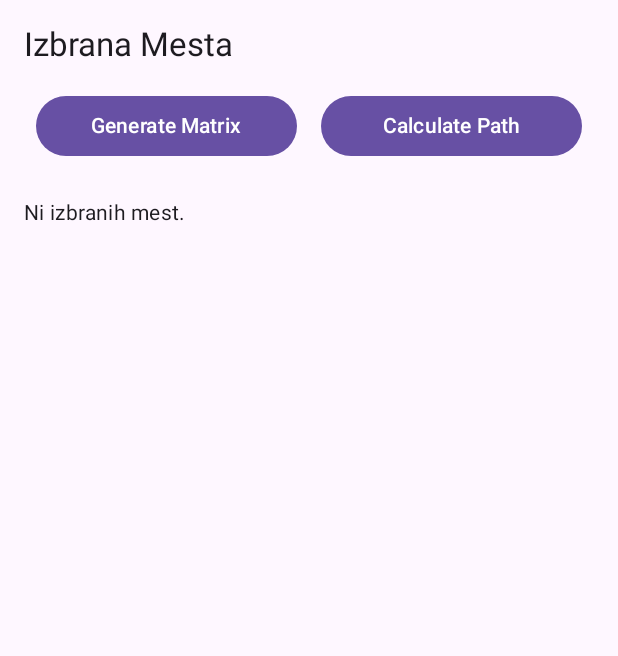
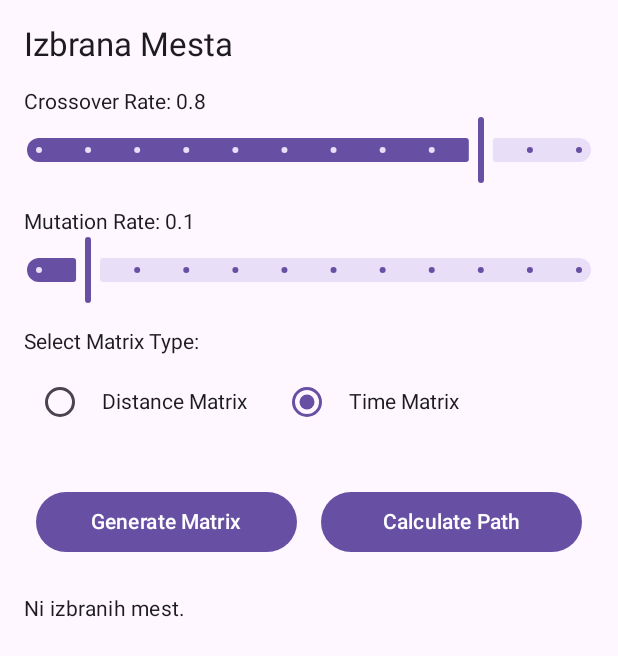
Before and after one commit to vankaler/PaketnikMobileApp, an Android app built with Jetpack Compose: the SelectedCitiesActivity screen opened directly, with no data from a screen before it, after a tap on "Calculate Path", on a phone screen of 412 x 824 dp. Shown: the top 656 px of the screen. Run offline under Robolectric (Android 15) with nearby library versions, the light colour scheme and no system bars; 1 statement that could not run was skipped.

Commit message:
final changes before presentation

```diff
--- a/app/build.gradle.kts
+++ b/app/build.gradle.kts
@@ -69,6 +69,7 @@ dependencies {
     implementation("org.mongodb:mongodb-driver-sync:5.1.0") {
         exclude(group = "org.mongodb", module = "bson-record-codec")
     }
+    implementation ("org.osmdroid:osmdroid-android:6.1.12") // Use the latest version
     implementation("androidx.compose.ui:ui-tooling-preview")
     implementation("androidx.appcompat:appcompat:1.7.0")
     implementation("com.google.android.material:material:1.12.0")
--- a/app/src/main/AndroidManifest.xml
+++ b/app/src/main/AndroidManifest.xml
@@ -12,6 +12,8 @@
     <uses-permission android:name="android.permission.WRITE_EXTERNAL_STORAGE" />
     <uses-permission android:name="android.permission.READ_EXTERNAL_STORAGE" />
     <uses-permission android:name="android.permission.POST_NOTIFICATIONS" />
+    <uses-permission android:name="android.permission.ACCESS_FINE_LOCATION" />
+    <uses-permission android:name="android.permission.ACCESS_COARSE_LOCATION" />
 
     <application
         android:networkSecurityConfig="@xml/network_security_config"
@@ -56,7 +58,7 @@
         <activity android:name=".RoomActivity" />
         <activity android:name=".CitySelectionActivity" />
         <activity android:name=".SelectedCitiesActivity" />
-
+        <activity android:name=".CityTourActivity" />
         <!-- Firebase Messaging Service -->
         <service
             android:name=".MyFirebaseMessagingService"
--- a/app/src/main/java/com/example/paketnikapp/SelectCitiesScreen.kt
+++ b/app/src/main/java/com/example/paketnikapp/SelectCitiesScreen.kt
@@ -7,26 +7,38 @@ import androidx.compose.foundation.layout.Spacer
 import androidx.compose.foundation.layout.fillMaxWidth
 import androidx.compose.foundation.layout.height
 import androidx.compose.foundation.layout.padding
+import androidx.compose.foundation.layout.width
 import androidx.compose.foundation.lazy.LazyColumn
 import androidx.compose.foundation.lazy.items
 import androidx.compose.material3.Button
 import androidx.compose.material3.Card
 import androidx.compose.material3.CardDefaults
 import androidx.compose.material3.MaterialTheme
+import androidx.compose.material3.RadioButton
+import androidx.compose.material3.Slider
 import androidx.compose.material3.Text
 import androidx.compose.runtime.Composable
+import androidx.compose.runtime.getValue
+import androidx.compose.runtime.mutableStateOf
+import androidx.compose.runtime.remember
+import androidx.compose.runtime.setValue
 import androidx.compose.ui.Alignment
 import androidx.compose.ui.Modifier
 import androidx.compose.ui.unit.dp
 import com.example.paketnikapp.model.City
+import kotlin.math.pow
 
 @Composable
 fun SelectedCitiesScreen(
     selectedCities: List<City>,
     count: String,
     onGenerateMatrix: () -> Unit,
-    onCalculatePath: () -> Unit
+    onCalculatePath: (Double, Double, String) -> Unit // Updated to accept parameters
 ) {
+    var cr by remember { mutableStateOf(0.8f) }
+    var pm by remember { mutableStateOf(0.1f) }
+    var selectedMatrix by remember { mutableStateOf("Time") }
+
     Column(modifier = Modifier.padding(16.dp)) {
 
         Row(
@@ -43,6 +55,56 @@ fun SelectedCitiesScreen(
 
         Spacer(modifier = Modifier.height(8.dp))
 
+        // GA Parameter Inputs
+        Column(modifier = Modifier.padding(vertical = 8.dp)) {
+            Text(text = "Crossover Rate: ${cr.roundTo(2)}")
+            Slider(
+                value = cr,
+                onValueChange = { cr = it },
+                valueRange = 0.0f..1.0f,
+                steps = 10,
+                modifier = Modifier.fillMaxWidth()
+            )
+
+            Spacer(modifier = Modifier.height(16.dp))
+
+            Text(text = "Mutation Rate: ${pm.roundTo(2)}")
+            Slider(
+                value = pm,
+                onValueChange = { pm = it },
+                valueRange = 0.0f..1.0f,
+                steps = 10,
+                modifier = Modifier.fillMaxWidth()
+            )
+
+            Spacer(modifier = Modifier.height(16.dp))
+
+            // Matrix Type Selection
+            Text(text = "Select Matrix Type:")
+            Row(
+                modifier = Modifier
+                    .fillMaxWidth()
+                    .padding(vertical = 8.dp),
+                horizontalArrangement = Arrangement.Start,
+                verticalAlignment = Alignment.CenterVertically
+            ) {
+                RadioButton(
+                    selected = selectedMatrix == "Distance",
+                    onClick = { selectedMatrix = "Distance" }
+                )
+                Spacer(modifier = Modifier.width(4.dp))
+                Text(text = "Distance Matrix")
+                Spacer(modifier = Modifier.width(16.dp))
+                RadioButton(
+                    selected = selectedMatrix == "Time",
+                    onClick = { selectedMatrix = "Time" }
+                )
+                Spacer(modifier = Modifier.width(4.dp))
+                Text(text = "Time Matrix")
+            }
+        }
+
+        Spacer(modifier = Modifier.height(8.dp))
 
         Row(
             modifier = Modifier
@@ -61,7 +123,9 @@ fun SelectedCitiesScreen(
             }
 
             Button(
-                onClick = onCalculatePath,
+                onClick = {
+                    onCalculatePath(cr.toDouble(), pm.toDouble(), selectedMatrix)
+                },
                 modifier = Modifier
                     .padding(horizontal = 8.dp)
                     .weight(1f)
@@ -86,7 +150,6 @@ fun SelectedCitiesScreen(
         }
     }
 }
-
 
 @Composable
 fun SelectedCityItem(city: City, count: String) {
@@ -117,3 +180,8 @@ fun SelectedCityItem(city: City, count: String) {
         }
     }
 }
+
+fun Float.roundTo(decimals: Int): Float {
+    val factor = 10.0.pow(decimals.toDouble()).toFloat()
+    return kotlin.math.round(this * factor) / factor
+}
--- a/app/src/main/java/com/example/paketnikapp/SelectedCitiesActivity.kt
+++ b/app/src/main/java/com/example/paketnikapp/SelectedCitiesActivity.kt
@@ -1,7 +1,9 @@
 package com.example.paketnikapp
 
+import android.content.Intent
 import android.os.Bundle
 import android.util.Log
+import android.widget.Toast
 import androidx.activity.ComponentActivity
 import androidx.activity.compose.setContent
 import androidx.activity.viewModels
@@ -18,9 +20,12 @@ import androidx.compose.ui.Modifier
 import com.example.paketnikapp.model.City
 import com.example.paketnikapp.tsp.GA
 import com.example.paketnikapp.tsp.TSP
-import com.example.paketnikapp.tsp.TSP.Tour
 import com.example.paketnikapp.viewmodel.CitySelectionViewModel
 import com.example.paketnikapp.viewmodel.CitySelectionViewModelFactory
+import kotlinx.coroutines.CoroutineScope
+import kotlinx.coroutines.Dispatchers
+import kotlinx.coroutines.launch
+import kotlinx.coroutines.withContext
 
 class SelectedCitiesActivity : ComponentActivity() {
 
@@ -57,7 +62,6 @@ class SelectedCitiesActivity : ComponentActivity() {
                         selectedCities = cityList,
                         count = cityList.size.toString(),
                         onGenerateMatrix = {
-                            // **Functionality Disabled - Matrix Already Generated**
 
                             /*
                             // **Matrix Generation Code - Disabled for Presentation**
@@ -96,35 +100,10 @@ class SelectedCitiesActivity : ComponentActivity() {
                             }
                             */
 
-                            // **Alternative Action for Presentation**
                             Log.d(TAG, "Generate Matrix button tapped. Functionality is disabled for presentation.")
                         },
-                        onCalculatePath = {
-
-                            var mappedCities = ArrayList<City>()
-
-                            var fileName: String = "distance_matrix.tsp"
-                            var tsp: TSP = TSP( this ,fileName, 10000)
-
-                            var ga: GA = GA(100, 0.8, 0.1)
-
-                            var tour: Tour = ga.execute(tsp)
-
-                            tour.path.forEach { city ->
-                                viewModel.getByIndex(city.index)?.let { cityByIndex ->
-                                    mappedCities.add(cityByIndex)
-                                }
-                            }
-
-                            /*
-                            // **Path Calculation Code - Disabled for Presentation**
-                            launchPathCalculation(cityList) { path ->
-                                calculatedPath = path
-                            }
-                            */
-
-                            // **Alternative Action for Presentation**
-                            Log.d(TAG, "Calculate Path button tapped. Functionality is disabled as solver is removed.")
+                        onCalculatePath = { cr, pm, matrixType ->
+                            calculatePath(cr, pm, matrixType, selectedCities)
                         }
                     )
                 }
@@ -132,8 +111,65 @@ class SelectedCitiesActivity : ComponentActivity() {
         }
     }
 
+    private fun calculatePath(cr: Double, pm: Double, matrixType: String, selectedCities: List<City>) {
+        CoroutineScope(Dispatchers.IO).launch {
+            try {
+                val matrixFileName = when (matrixType) {
+                    "Distance" -> "distance_matrix.tsp"
+                    "Time" -> "time_matrix.tsp"
+                    else -> {
+                        Log.e(TAG, "Invalid matrix type selected.")
+                        withContext(Dispatchers.Main) {
+                            Toast.makeText(
+                                this@SelectedCitiesActivity,
+                                "Invalid matrix type selected.",
+                                Toast.LENGTH_SHORT
+                            ).show()
+                        }
+                        return@launch
+                    }
+                }
 
-    /*
+                val ga = GA(100, cr, pm)
+
+                val tsp = TSP(this@SelectedCitiesActivity, matrixFileName, 10000)
+
+                val tour: TSP.Tour = ga.execute(tsp)
+
+                val mappedCities = ArrayList<City>()
+                tour.path.forEach { city ->
+                     viewModel.getByIndex(city.index)?.let { cityByIndex ->
+                         mappedCities.add(cityByIndex)
+                     }
+                }
+
+                withContext(Dispatchers.Main) {
+                    val intent = Intent(this@SelectedCitiesActivity, CityTourActivity::class.java).apply {
+                        putParcelableArrayListExtra(
+                            CityTourActivity.CITY_LIST_KEY,
+                            ArrayList(mappedCities)
+                        )
+                    }
+                    startActivity(intent)
+                    Toast.makeText(
+                        this@SelectedCitiesActivity,
+                        "Path calculated using $matrixType Matrix.",
+                        Toast.LENGTH_SHORT
+                    ).show()
+                }
+            } catch (e: Exception) {
+                Log.e(TAG, "Error in calculatePath", e)
+                withContext(Dispatchers.Main) {
+                    Toast.makeText(
+                        this@SelectedCitiesActivity,
+                        "Failed to calculate path.",
+                        Toast.LENGTH_SHORT
+                    ).show()
+                }
+            }
+        }
+    }
+/*
     private suspend fun fetchDistanceAndTimeMatrices(
         cities: List<City>,
         apiKey: String
@@ -151,7 +187,7 @@ class SelectedCitiesActivity : ComponentActivity() {
         val latLngs = cities.map { "${it.latitude},${it.longitude}" }
         Log.d(TAG, "Preparing to fetch for $N cities: $latLngs")
 
-        // We'll chunk by 10 to avoid exceeding the per-request limit.
+        // 10 chunksize zaradi limita
         val chunkSize = 10
         val chunks = latLngs.chunked(chunkSize)
         val client = OkHttpClient()
@@ -183,13 +219,12 @@ class SelectedCitiesActivity : ComponentActivity() {
 
                     if (code != 200) {
                         Log.e(TAG, "HTTP error code $code for chunk [$i, $j]. Skipping parsing.")
-                        continue // or throw an exception if you want to abort
+                        continue
                     }
 
                     val root = JSONObject(bodyString)
                     val rows = root.optJSONArray("rows") ?: continue
 
-                    // Use chunkSize for offsets, not 25.
                     val rowOffset = i * chunkSize
                     val colOffset = j * chunkSize
 
@@ -220,7 +255,6 @@ class SelectedCitiesActivity : ComponentActivity() {
                             val bigRow = rowOffset + k
                             val bigCol = colOffset + l
 
-                            // Make sure we don't go out of bounds just in case
                             if (bigRow in distanceMatrix.indices && bigCol in distanceMatrix.indices) {
                                 distanceMatrix[bigRow][bigCol] = distVal
                                 timeMatrix[bigRow][bigCol] = durVal
--- a/app/src/main/java/com/example/paketnikapp/tsp/TSP.java
+++ b/app/src/main/java/com/example/paketnikapp/tsp/TSP.java
@@ -2,6 +2,7 @@ package com.example.paketnikapp.tsp;
 
 import android.content.Context;
 import android.content.res.AssetManager;
+import android.util.Log;
 
 import androidx.annotation.NonNull;
 
@@ -114,6 +115,7 @@ public class TSP {
     public TSP(Context context, String path, int maxEvaluations) {
         this.context = context;
         loadData(path);
+        Log.d("TSP", "Loaded TSP data from " + path + " with " + numberOfCities + " cities.");
         numberOfEvaluations = 0;
         this.maxEvaluations = maxEvaluations;
     }
--- a/app/src/main/res/xml/network_security_config.xml
+++ b/app/src/main/res/xml/network_security_config.xml
@@ -2,6 +2,7 @@
 <network-security-config>
     <domain-config cleartextTrafficPermitted="true">
         <domain includeSubdomains="true">164.90.213.164</domain>
+        <domain includeSubdomains="true">router.project-osrm.org</domain>
 
     </domain-config>
 </network-security-config>
```
Also changed, not shown: app/src/main/java/com/example/paketnikapp/CityTourActivity.kt (added, +291 -0 lines).
